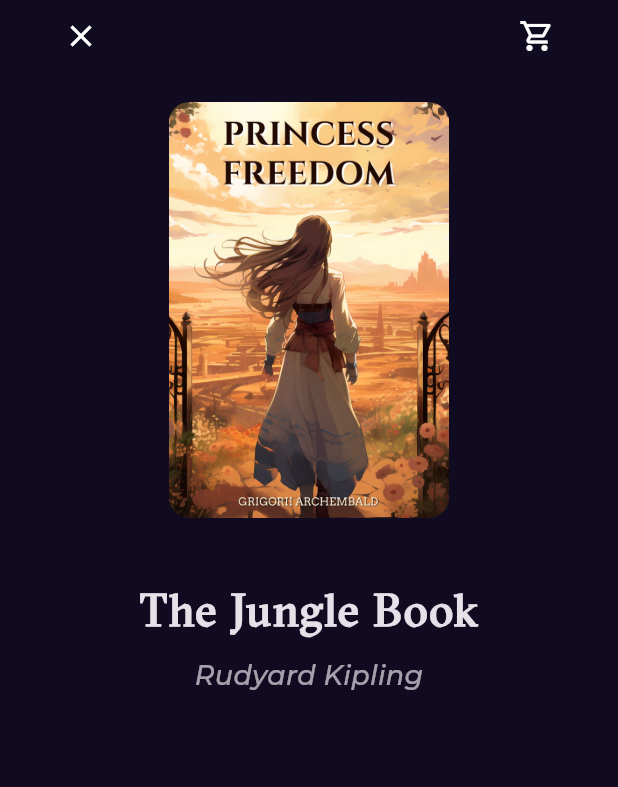
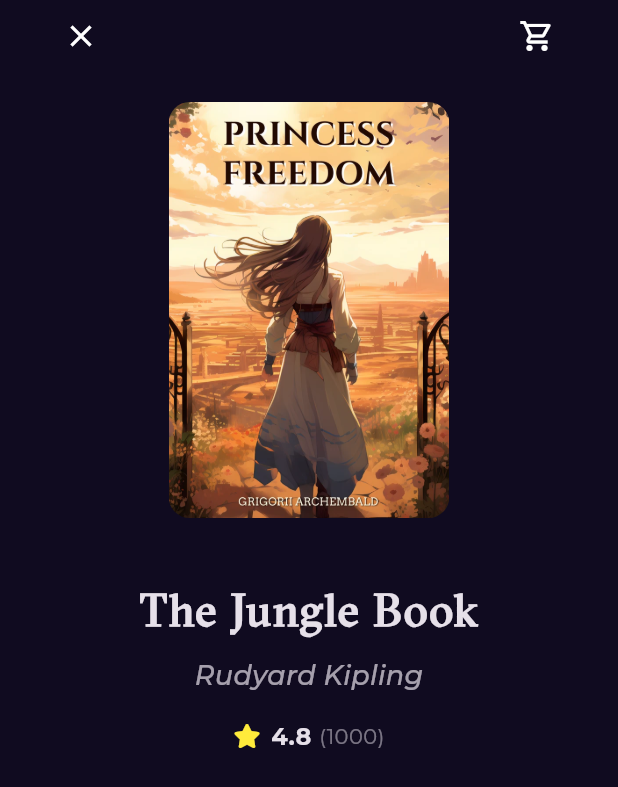
Before and after one commit to kerlosatef/bookly, a Flutter app: the screen it shows after launch, after a tap on an icon or button, on a phone screen of 412 x 824 dp. Shown: the top 787 px of the screen. Run offline on Flutter 3.47's test engine with Material 3 defaults, Android fonts, the phone set to English and light mode, and no system bars; our stand-ins replace font_awesome_flutter, go_router, google_fonts.

Commit message:
Refactor book rating component and integrate into book details and best sellers views

```diff
--- a/lib/Features/home/presentation/views/widget/Best_Sellers_List_View_Item.dart
+++ b/lib/Features/home/presentation/views/widget/Best_Sellers_List_View_Item.dart
@@ -1,8 +1,8 @@
+import 'package:bookly/Features/home/presentation/views/widget/Book_Rating.dart';
 import 'package:bookly/core/utlis/app_routrs.dart';
 import 'package:bookly/core/utlis/assets.dart';
 import 'package:bookly/core/utlis/styels.dart';
 import 'package:flutter/material.dart';
-import 'package:font_awesome_flutter/font_awesome_flutter.dart';
 import 'package:go_router/go_router.dart';
 
 class BestSellersListViewItem extends StatelessWidget {
@@ -63,27 +63,7 @@
                       const SizedBox(
                         width: 40,
                       ),
-                      Icon(
-                        FontAwesomeIcons.solidStar,
-                        color: Colors.yellow,
-                        size: 16,
-                      ),
-                      const SizedBox(
-                        width: 7,
-                      ),
-                      Text(
-                        '4.8',
-                        style: Styles.textStyle16.copyWith(
-                          fontWeight: FontWeight.bold,
-                        ),
-                      ),
-                      const SizedBox(
-                        width: 5,
-                      ),
-                      Text(
-                        '(1000)',
-                        style: Styles.textStyle14,
-                      ),
+                      Bookrating(),
                     ],
                   ),
                 ],
--- /dev/null
+++ b/lib/Features/home/presentation/views/widget/Book_Rating.dart
@@ -0,0 +1,41 @@
+import 'package:bookly/core/utlis/styels.dart';
+import 'package:flutter/material.dart';
+import 'package:font_awesome_flutter/font_awesome_flutter.dart';
+
+class Bookrating extends StatelessWidget {
+  const Bookrating(
+      {super.key, this.mainAxisAlignment = MainAxisAlignment.start});
+  final MainAxisAlignment mainAxisAlignment;
+  @override
+  Widget build(BuildContext context) {
+    return Row(
+      mainAxisAlignment: mainAxisAlignment,
+      children: [
+        Icon(
+          FontAwesomeIcons.solidStar,
+          color: Colors.yellow,
+          size: 16,
+        ),
+        const SizedBox(
+          width: 9,
+        ),
+        Text(
+          '4.8',
+          style: Styles.textStyle16.copyWith(
+            fontWeight: FontWeight.bold,
+          ),
+        ),
+        const SizedBox(
+          width: 5,
+        ),
+        Opacity(
+          opacity: .5,
+          child: Text(
+            '(1000)',
+            style: Styles.textStyle14,
+          ),
+        ),
+      ],
+    );
+  }
+}
--- a/lib/Features/home/presentation/views/widget/Book_details_view_body.dart
+++ b/lib/Features/home/presentation/views/widget/Book_details_view_body.dart
@@ -1,3 +1,4 @@
+import 'package:bookly/Features/home/presentation/views/widget/Book_Rating.dart';
 import 'package:bookly/Features/home/presentation/views/widget/Custom_Book_Details_App_Bar.dart';
 import 'package:bookly/Features/home/presentation/views/widget/Custome_book_item.dart';
 import 'package:bookly/core/utlis/styels.dart';
@@ -43,6 +44,12 @@
               ),
             ),
           ),
+          const SizedBox(
+            height: 16,
+          ),
+          Bookrating(
+            mainAxisAlignment: MainAxisAlignment.center,
+          ),
         ],
       ),
     );
```
